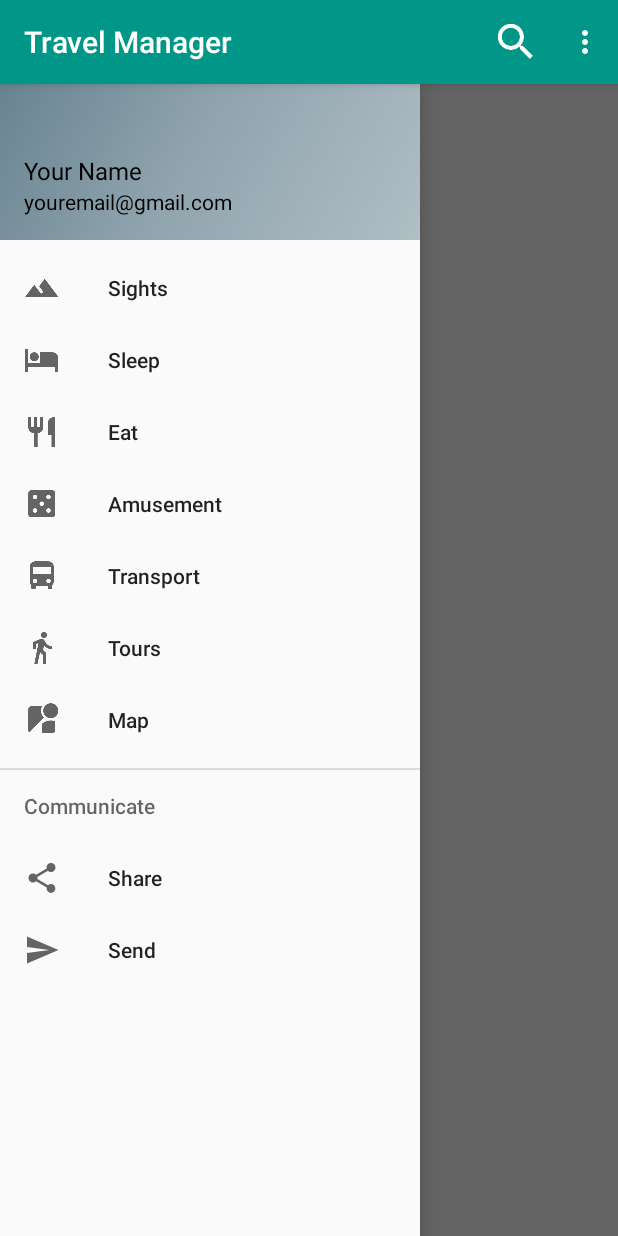
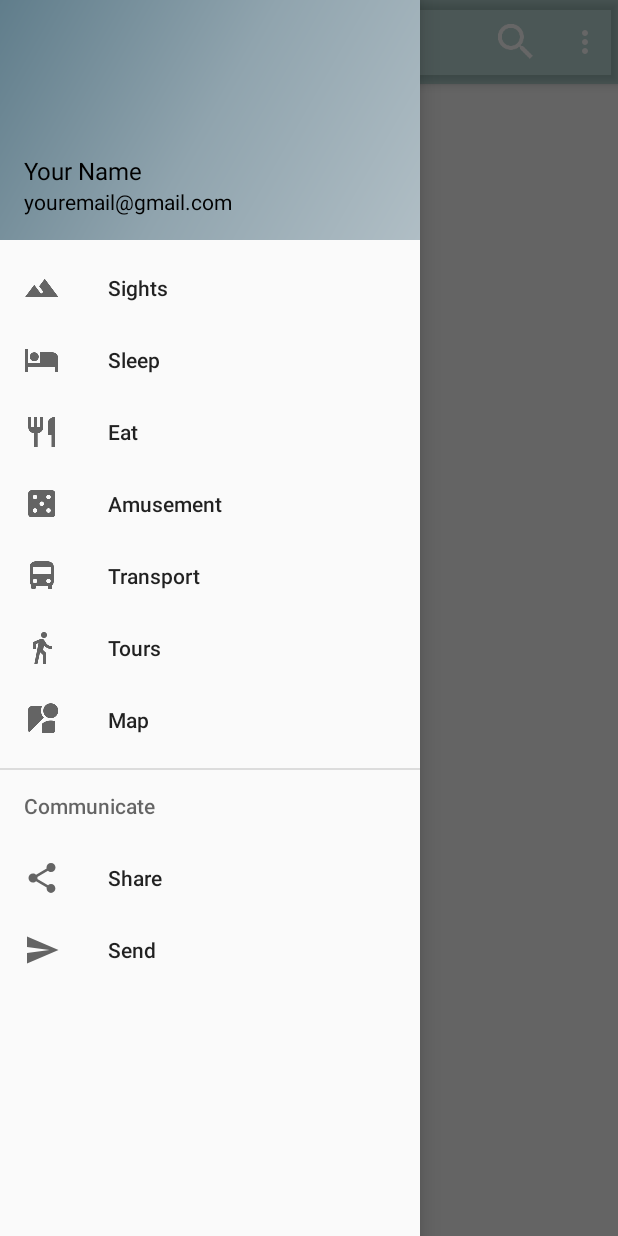
Before and after one commit to erikarzumanyan/TravelManager, an Android app: the screen it shows after launch once a user with an empty profile is signed in (NavigationDrawerActivity), with the side drawer open, on a phone screen of 412 x 824 dp. Run offline under Robolectric (Android 15) with nearby library versions, the phone set to English and light mode, and no system bars; our stand-ins replace Firebase (no records; nobody signed in at launch, a user with empty details on screens opened directly), Picasso; libraries missing offline, so code that uses them is left out: com.daimajia.androidanimations, io.realm; pictures from the network do not load; 4 statements that could not run were skipped.

Commit message:
Transparent ActionBar & Search

```diff
--- a/app/build.gradle
+++ b/app/build.gradle
@@ -54,8 +54,6 @@ dependencies {
     compile 'com.daimajia.slider:library:1.1.5@aar'
     compile 'com.daimajia.easing:library:1.0.1@aar'
     compile 'com.daimajia.androidanimations:library:1.1.3@aar'
-    compile 'com.nineoldandroids:library:2.4.0'
-    compile 'com.nineoldandroids:library:2.4.0'
 }
 
 apply plugin: 'com.google.gms.google-services'
--- a/app/src/main/AndroidManifest.xml
+++ b/app/src/main/AndroidManifest.xml
@@ -12,7 +12,7 @@
         android:icon="@mipmap/ic_launcher"
         android:label="@string/app_name"
         android:supportsRtl="true"
-        android:theme="@style/AppTheme.NoActionBar">
+        android:theme="@style/AppTheme">
 
         <meta-data
             android:name="com.google.android.geo.API_KEY"
@@ -21,7 +21,7 @@
         <activity
             android:name=".NavigationDrawerActivity"
             android:label="@string/app_name"
-            android:theme="@style/AppTheme">
+            android:theme="@style/AppTheme.NoActionBar">
             <intent-filter>
                 <action android:name="android.intent.action.MAIN"/>
 
--- a/app/src/main/java/com/uniquemiban/travelmanager/NavigationDrawerActivity.java
+++ b/app/src/main/java/com/uniquemiban/travelmanager/NavigationDrawerActivity.java
@@ -1,5 +1,6 @@
 package com.uniquemiban.travelmanager;
 
+import android.app.Dialog;
 import android.content.Intent;
 import android.os.Bundle;
 import android.support.design.widget.NavigationView;
@@ -7,10 +8,15 @@ import android.support.v4.app.Fragment;
 import android.support.v4.app.FragmentManager;
 import android.support.v4.view.GravityCompat;
 import android.support.v4.widget.DrawerLayout;
+import android.support.v7.app.ActionBarDrawerToggle;
 import android.support.v7.app.AppCompatActivity;
+import android.support.v7.widget.SearchView;
+import android.support.v7.widget.Toolbar;
 import android.view.Menu;
 import android.view.MenuItem;
 
+import com.google.android.gms.common.ConnectionResult;
+import com.google.android.gms.common.GoogleApiAvailability;
 import com.google.firebase.auth.FirebaseAuth;
 import com.uniquemiban.travelmanager.login.LoginActivity;
 
@@ -18,6 +24,7 @@ public class NavigationDrawerActivity extends AppCompatActivity
         implements NavigationView.OnNavigationItemSelectedListener {
 
     DrawerLayout mDrawer;
+    Toolbar mToolbar;
 
     @Override
     protected void onCreate(Bundle savedInstanceState) {
@@ -25,13 +32,29 @@ public class NavigationDrawerActivity extends AppCompatActivity
         super.onCreate(savedInstanceState);
         setContentView(R.layout.activity_navigation_drawer);
 
+//        //Check if google play services is up to date
+//        final int playServicesStatus = GoogleApiAvailability.getInstance().isGooglePlayServicesAvailable(this);
+//        if(playServicesStatus != ConnectionResult.SUCCESS){
+//            //If google play services in not available show an error dialog and return
+//            final Dialog errorDialog = GoogleApiAvailability.getInstance().getErrorDialog(this, playServicesStatus, 0, null);
+//            errorDialog.show();
+//            return;
+//        }
+
         if (FirebaseAuth.getInstance().getCurrentUser() == null
                 && !getSharedPreferences(Constants.SHARED_PREFS, MODE_PRIVATE).getBoolean(LoginActivity.SHARED_SKIP, false)) {
             startActivity(new Intent(this, LoginActivity.class));
             finish();
         }
 
+        mToolbar = (Toolbar) findViewById(R.id.toolbar);
+        setSupportActionBar(mToolbar);
+
         mDrawer = (DrawerLayout) findViewById(R.id.drawer_layout);
+        ActionBarDrawerToggle toggle = new ActionBarDrawerToggle(
+                this, mDrawer, mToolbar, R.string.navigation_drawer_open, R.string.navigation_drawer_close);
+        mDrawer.setDrawerListener(toggle);
+        toggle.syncState();
 
         NavigationView navigationView = (NavigationView) findViewById(R.id.nav_view);
         navigationView.setNavigationItemSelectedListener(this);
@@ -78,6 +101,24 @@ public class NavigationDrawerActivity extends AppCompatActivity
 
         if (id == R.id.action_settings) {
             return true;
+        } else if(id == R.id.action_search){
+            final SightsListFragment fragment = (SightsListFragment)getSupportFragmentManager().findFragmentByTag(SightsListFragment.FRAGMENT_TAG);
+
+            if(fragment != null) {
+                ((SearchView) item.getActionView()).setOnQueryTextListener(new SearchView.OnQueryTextListener() {
+                    @Override
+                    public boolean onQueryTextSubmit(String query) {
+                        fragment.searchItemsByName(query);
+                        return false;
+                    }
+
+                    @Override
+                    public boolean onQueryTextChange(String newText) {
+                        fragment.searchItemsByName(newText);
+                        return false;
+                    }
+                });
+            }
         }
 
         return super.onOptionsItemSelected(item);
--- a/app/src/main/java/com/uniquemiban/travelmanager/PicassoTransformation.java
+++ b/app/src/main/java/com/uniquemiban/travelmanager/PicassoTransformation.java
@@ -25,11 +25,6 @@ public class PicassoTransformation implements Transformation {
         double d = (double)source.getWidth()/source.getHeight();
         Bitmap result = Bitmap.createScaledBitmap(source, mWidth, (int)(mWidth/d), true);
 
-//        ByteArrayOutputStream out = new ByteArrayOutputStream();
-//        if(result.compress(Bitmap.CompressFormat.PNG, 10, out)) {
-//            result = BitmapFactory.decodeStream(new ByteArrayInputStream(out.toByteArray()));
-//        }
-
         if (result != source) {
             source.recycle();
         }
--- a/app/src/main/res/layout/activity_navigation_drawer.xml
+++ b/app/src/main/res/layout/activity_navigation_drawer.xml
@@ -8,10 +8,33 @@
     android:fitsSystemWindows="true"
     tools:openDrawer="start">
 
-    <include
-        layout="@layout/content_navigation_drawer"
+    <RelativeLayout
         android:layout_width="match_parent"
-        android:layout_height="match_parent" />
+        android:layout_height="match_parent">
+
+        <android.support.design.widget.AppBarLayout
+            android:layout_width="match_parent"
+            android:layout_height="wrap_content"
+            android:theme="@style/AppTheme.AppBarOverlay"
+            android:id="@+id/view"
+            android:background="#00009688">
+
+            <android.support.v7.widget.Toolbar
+                android:id="@+id/toolbar"
+                android:layout_width="match_parent"
+                android:layout_height="?attr/actionBarSize"
+                android:background="#4000796b"
+                app:popupTheme="@style/AppTheme.PopupOverlay"/>
+
+        </android.support.design.widget.AppBarLayout>
+
+        <FrameLayout
+            android:id="@+id/fragment_container"
+            android:layout_width="match_parent"
+            android:layout_height="match_parent">
+        </FrameLayout>
+
+    </RelativeLayout>
 
     <android.support.design.widget.NavigationView
         android:id="@+id/nav_view"
--- a/app/src/main/res/values/styles.xml
+++ b/app/src/main/res/values/styles.xml
@@ -6,6 +6,8 @@
         <item name="colorPrimary">@color/colorPrimary</item>
         <item name="colorPrimaryDark">@color/colorPrimaryDark</item>
         <item name="colorAccent">@color/colorAccent</item>
+
+        <item name="android:windowActionBar">false</item>
     </style>
 
     <style name="AppTheme.NoActionBar">
```
Also changed, not shown: app/src/main/java/com/uniquemiban/travelmanager/SightFragment.java (+13 -2 lines), app/src/main/java/com/uniquemiban/travelmanager/SightsListFragment.java (+32 -0 lines), app/src/main/res/layout/app_bar_navigation_drawer.xml (deleted, +0 -12 lines), app/src/main/res/layout/content_navigation_drawer.xml (deleted, +0 -17 lines).
